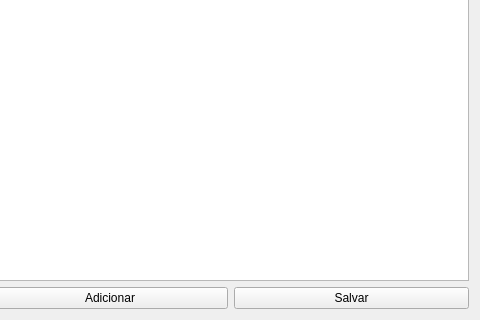
Above: uis/managementModelProfiles.ui from dsgoficial/SAP_Gerente before the change; both pictures show x 502 to 982 and y 142 to 462 of the 982 by 462 pixel window. Below: the same form after it.
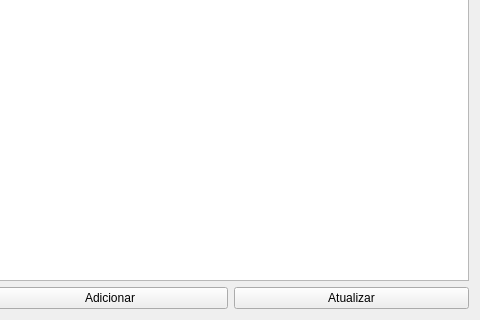
That is the form after the change.

```diff
--- a/uis/managementModelProfiles.ui
+++ b/uis/managementModelProfiles.ui
@@ -82,7 +82,7 @@
      <item>
       <widget class="QPushButton" name="saveBtn">
        <property name="text">
-        <string>Salvar</string>
+        <string>Atualizar</string>
        </property>
       </widget>
      </item>
```
